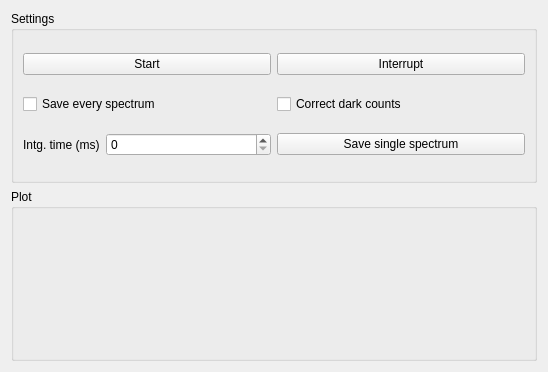
Qt form spec_plot.ui (SarthakJariwala/HW_OceanOptics) before a commit.
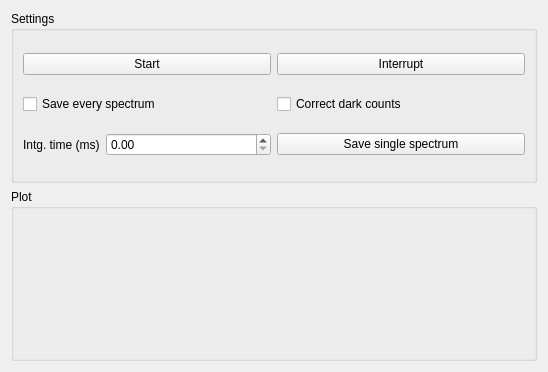
The same form after that commit.

```diff
--- a/spec_plot.ui
+++ b/spec_plot.ui
@@ -59,7 +59,7 @@
          </widget>
         </item>
         <item row="0" column="1">
-         <widget class="QSpinBox" name="intg_time_spinBox"/>
+         <widget class="QDoubleSpinBox" name="intg_time_spinBox"/>
         </item>
        </layout>
       </item>
```
Left out of the diff: 38 changed lines with no effect on the pictures.
